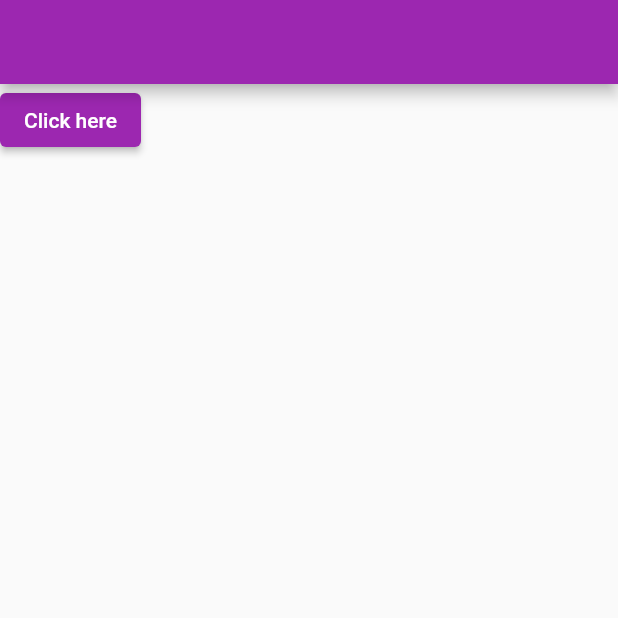
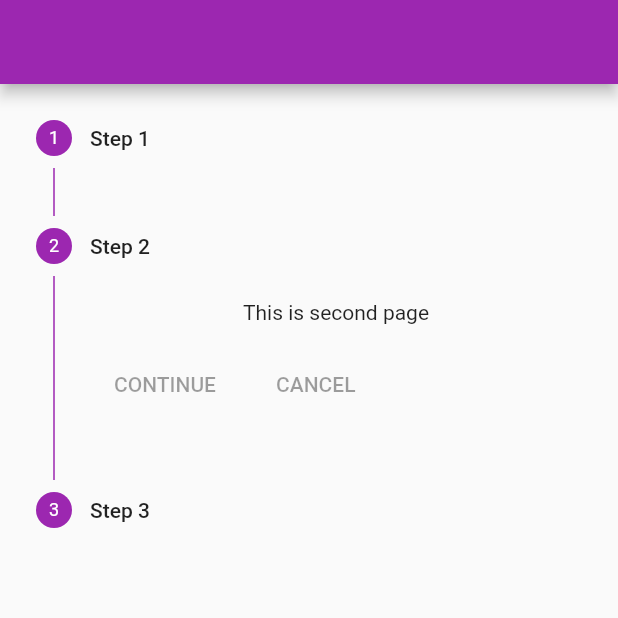
Before and after one commit to AmalNaroth/Tabs--BottomNavigationbar-Stipper-Snackbar, a Flutter app: the screen it shows after launch, on a phone screen of 412 x 824 dp, the top half of it. Run offline on Flutter 3.47's test engine with Material 2 defaults, Android fonts, the phone set to English and light mode, and no system bars.

```diff
--- a/lib/home.dart
+++ b/lib/home.dart
@@ -11,19 +11,39 @@ class _HomepageState extends State<Homepage> {
   AlertDialog dialog=AlertDialog(
     content: Text("This is alert"),
     title: Text("This is home page"),
+
   );
+
+  List<Step> mySteps=[
+      Step(title: Text("Step 1"), content: Text("This is homepage"),isActive: true),
+      Step(title: Text("Step 2"), content: Text("This is second page"),isActive: true),
+      Step(title: Text("Step 3"), content: Text("This is Thered page"),isActive: true)
+
+    ];
   @override
   Widget build(BuildContext context) {
     return  Scaffold(
       appBar: AppBar(),
-      body: Container(
+      body: stepper()
+    );
+  }
+
+  Widget stepper (){
+    return Stepper(
+      type: StepperType.vertical,
+      steps: mySteps,
+    currentStep: 1,
+    );
+  }
+
+  Widget uimessanger (){
+    return Container(
         child: ElevatedButton(onPressed: (){
           // ScaffoldMessenger.of(context).showSnackBar(SnackBar(content: Text("This is home page"),duration: Duration(seconds: 1),));
           showDialog(context: context, builder: (context) {
             return dialog;
           },);
         }, child: Text("Click here")),
-      ),
-    );
+      );
   }
 }
```
